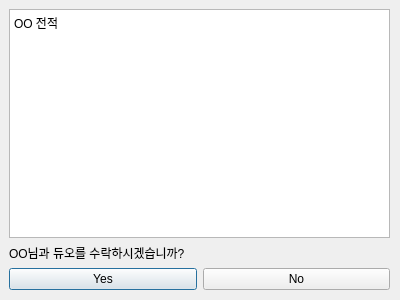
Above: gui/addfriend.ui from CAU-OSS-2019/team-project-team17 before the change. Below: the same form after it.
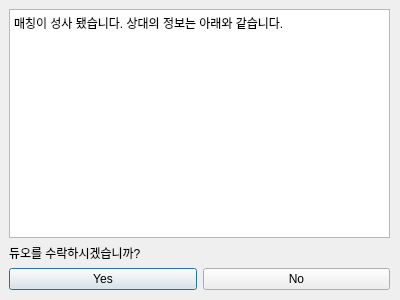
That is the form after the change.

Diff of the .ui file:
```diff
--- a/gui/addfriend.ui
+++ b/gui/addfriend.ui
@@ -24,16 +24,20 @@
    </property>
    <layout class="QVBoxLayout" name="verticalLayout">
     <item>
-     <widget class="QPlainTextEdit" name="plainTextEdit">
-      <property name="plainText">
-       <string>OO 전적</string>
+     <widget class="QTextEdit" name="textEdit">
+      <property name="html">
+       <string>&lt;!DOCTYPE HTML PUBLIC &quot;-//W3C//DTD HTML 4.0//EN&quot; &quot;http://www.w3.org/TR/REC-html40/strict.dtd&quot;&gt;
+&lt;html&gt;&lt;head&gt;&lt;meta name=&quot;qrichtext&quot; content=&quot;1&quot; /&gt;&lt;style type=&quot;text/css&quot;&gt;
+p, li { white-space: pre-wrap; }
+&lt;/style&gt;&lt;/head&gt;&lt;body style=&quot; font-family:'Gulim'; font-size:9pt; font-weight:400; font-style:normal;&quot;&gt;
+&lt;p style=&quot; margin-top:0px; margin-bottom:0px; margin-left:0px; margin-right:0px; -qt-block-indent:0; text-indent:0px;&quot;&gt;매칭이 성사 됐습니다. 상대의 정보는 아래와 같습니다.&lt;/p&gt;&lt;/body&gt;&lt;/html&gt;</string>
       </property>
      </widget>
     </item>
     <item>
      <widget class="QLabel" name="label">
       <property name="text">
-       <string>OO님과 듀오를 수락하시겠습니까?</string>
+       <string>듀오를 수락하시겠습니까?</string>
       </property>
      </widget>
     </item>
```
